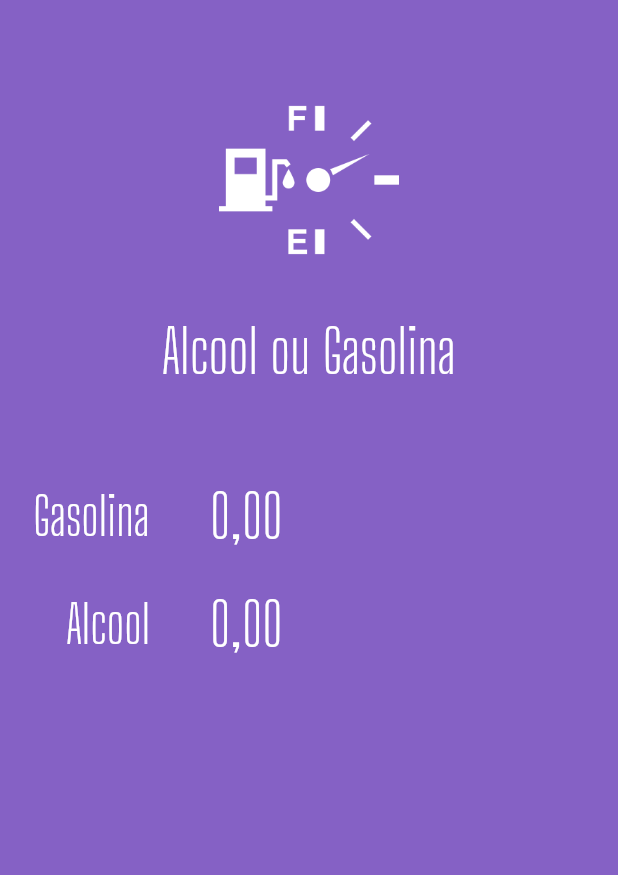
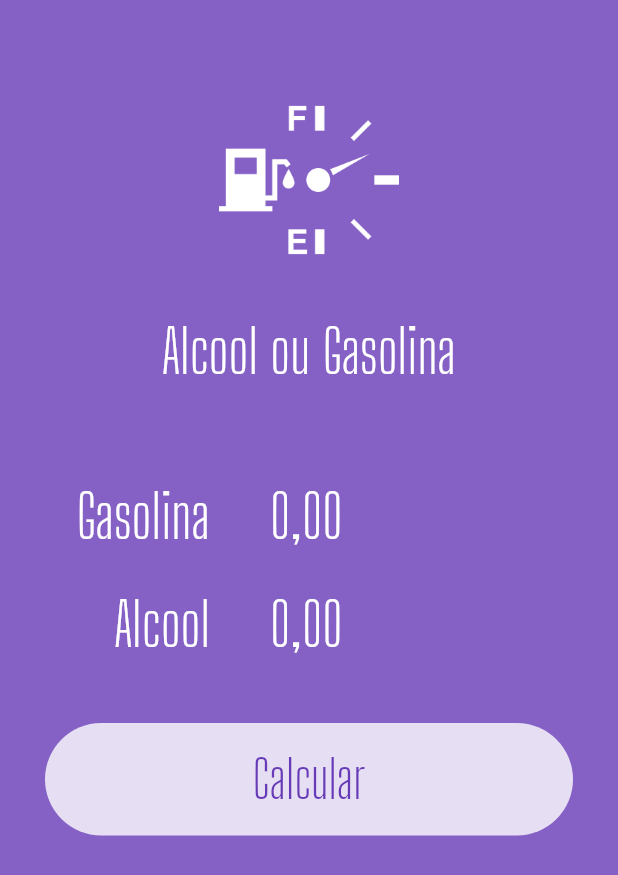
Before and after one commit to RaphaelfsOliveira/flutter_course_balta_io_alcool_gasolina, a Flutter app: the screen it shows after launch, on a phone screen of 412 x 824 dp. Shown: the top 875 px of the screen. Run offline on Flutter 3.47's test engine with Material 2 defaults, Android fonts, the phone set to English and light mode, and no system bars; our stand-ins replace flutter_masked_text.

Commit message:
- adicionando flat button

```diff
--- a/app/lib/main.dart
+++ b/app/lib/main.dart
@@ -36,6 +36,7 @@ class HomePage extends StatelessWidget {
           Logo(),
           Row(
             children: <Widget>[
+              SizedBox(width: sizeFuelPrice),
               Fuel(fuelName: 'Gasolina'),
               SizedBox(width: sizeFuelPrice),
               Price(ctrl: _gasCtrl),
@@ -43,11 +44,31 @@ class HomePage extends StatelessWidget {
           ),
           Row(
             children: <Widget>[
+              SizedBox(width: sizeFuelPrice),
               Fuel(fuelName: 'Alcool'),
               SizedBox(width: sizeFuelPrice),
               Price(ctrl: _alcCtrl),
             ],
           ),
+          Container(
+            margin: EdgeInsets.all(30),
+            height: 75,
+            decoration: BoxDecoration(
+              color: Colors.white.withOpacity(0.8),
+              borderRadius: BorderRadius.circular(60),
+            ),
+            child: FlatButton(
+              child: Text(
+                'Calcular',
+                style: TextStyle(
+                  color: Theme.of(context).primaryColor,
+                  fontSize: 35,
+                  fontFamily: 'Big Shoulders Display',
+                ),
+              ),
+              onPressed: () {},
+            ),
+          )
         ],
       ),
     );
--- a/app/lib/widgets/fuel.widget.dart
+++ b/app/lib/widgets/fuel.widget.dart
@@ -16,7 +16,7 @@ class Fuel extends StatelessWidget {
         fuelName,
         style: TextStyle(
           color: Colors.white,
-          fontSize: 35,
+          fontSize: 40,
           fontFamily: 'Big Shoulders Display',
         ),
       ),
```
